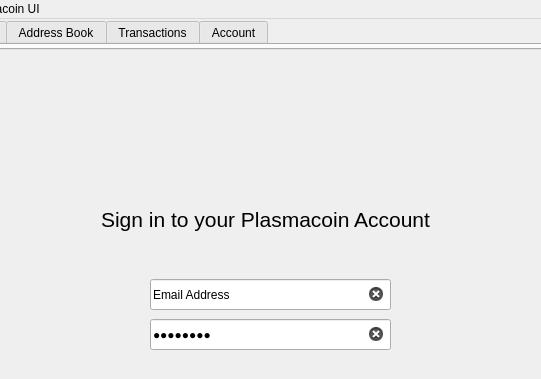
Above: src/qt/plasmacoin-ui/mainwindow.ui from plasmacoin-crypto/Plasmacoin-Blockchain before the change; both pictures show x 140 to 681 and y 0 to 379 of the 800 by 600 pixel window. Below: the same form after it.
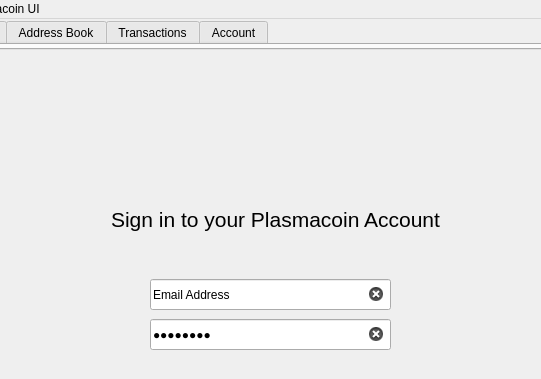
That is the form after the change. Icons and pictures are not drawn.

Commit message: Center some GUI elements

What changed in the file:
```diff
--- a/src/qt/plasmacoin-ui/mainwindow.ui
+++ b/src/qt/plasmacoin-ui/mainwindow.ui
@@ -362,7 +362,7 @@
        <widget class="QLabel" name="signInTitle">
         <property name="geometry">
          <rect>
-          <x>220</x>
+          <x>230</x>
           <y>110</y>
           <width>371</width>
           <height>81</height>
```
The commit also changes 1 other file.
